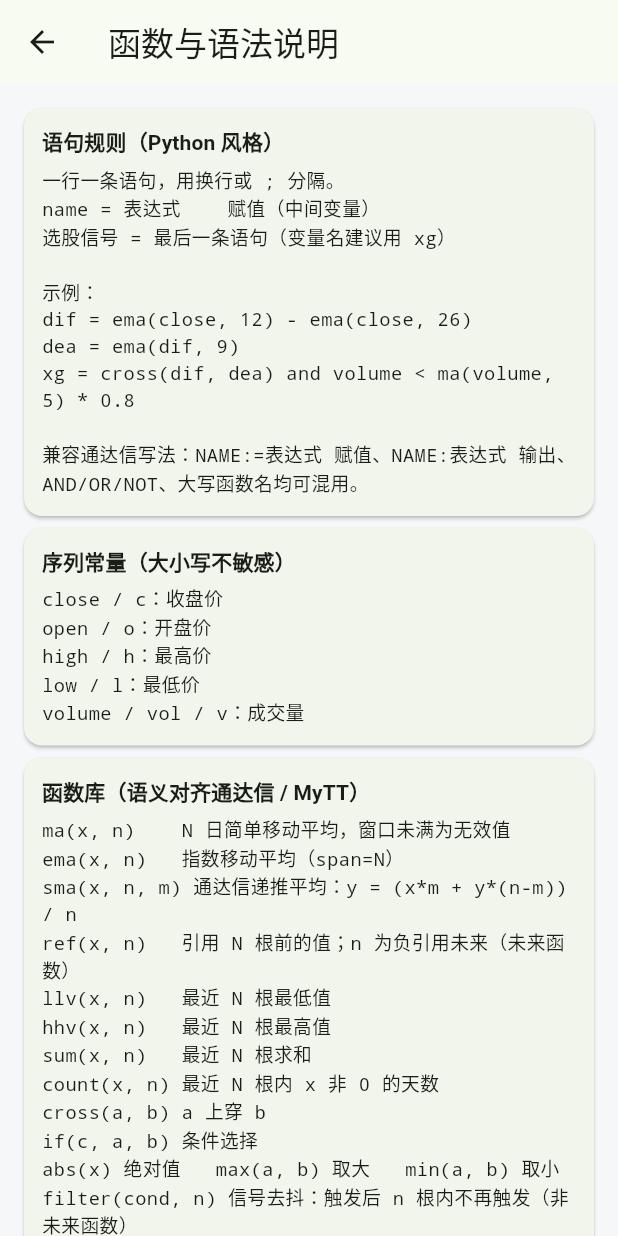
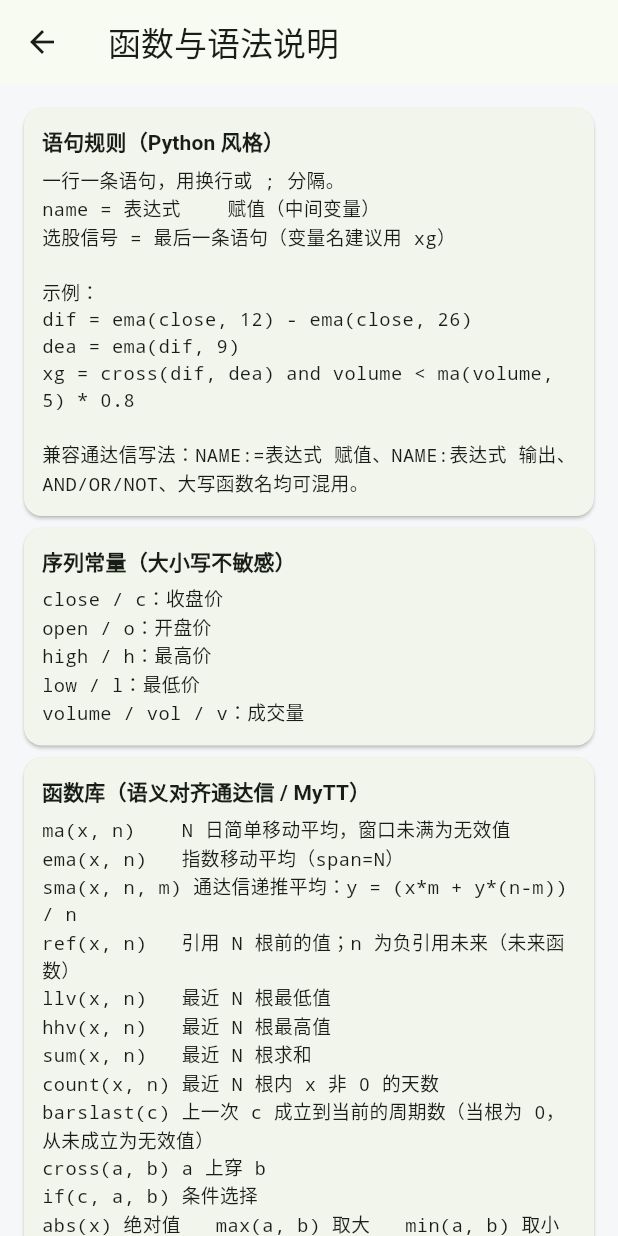
Before and after one commit to EdanVic/tdx-stock-picker, a Flutter app: the HelpPage screen opened by its route, on a phone screen of 412 x 824 dp. Run offline on Flutter 3.47's test engine with Material 3 defaults, Android fonts, the phone set to English and light mode, and no system bars; our stand-ins replace share_plus.

Commit message:
feat: V2.3.0 自然语言生成公式 + BARSLAST + 结果单标的删除

```diff
--- a/lib/ui/help_page.dart
+++ b/lib/ui/help_page.dart
@@ -32,6 +32,7 @@ class HelpPage extends StatelessWidget {
           'hhv(x, n)   最近 N 根最高值\n'
           'sum(x, n)   最近 N 根求和\n'
           'count(x, n) 最近 N 根内 x 非 0 的天数\n'
+          'barslast(c) 上一次 c 成立到当前的周期数（当根为 0，从未成立为无效值）\n'
           'cross(a, b) a 上穿 b\n'
           'if(c, a, b) 条件选择\n'
           'abs(x) 绝对值   max(a, b) 取大   min(a, b) 取小\n'
```
